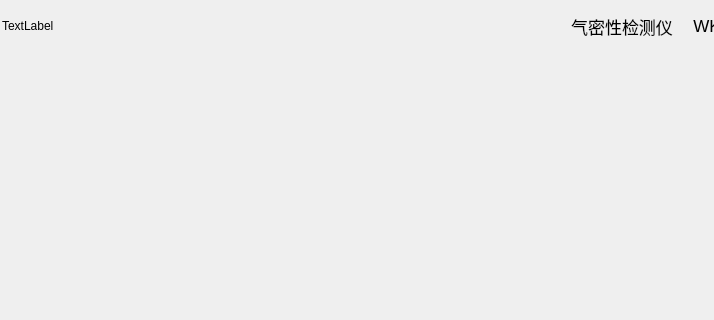
Above: widget.ui from LEmbedder/widget-mcu before the change; both pictures show x 0 to 714 and y 0 to 320 of the 800 by 480 pixel window. Below: the same form after it.
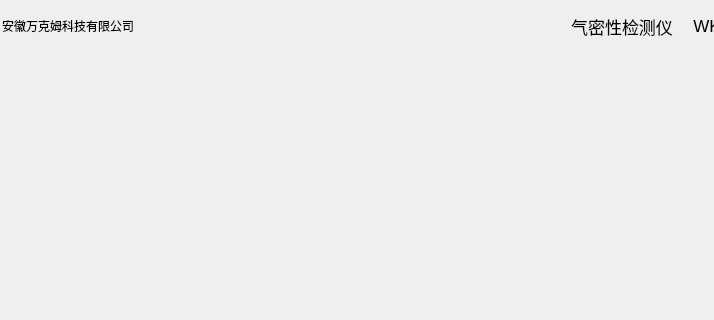
That is the form after the change.

Patch:
```diff
--- a/widget.ui
+++ b/widget.ui
@@ -76,7 +76,7 @@
         <item>
          <widget class="QLabel" name="label">
           <property name="text">
-           <string>TextLabel</string>
+           <string>安徽万克姆科技有限公司</string>
           </property>
          </widget>
         </item>
```
